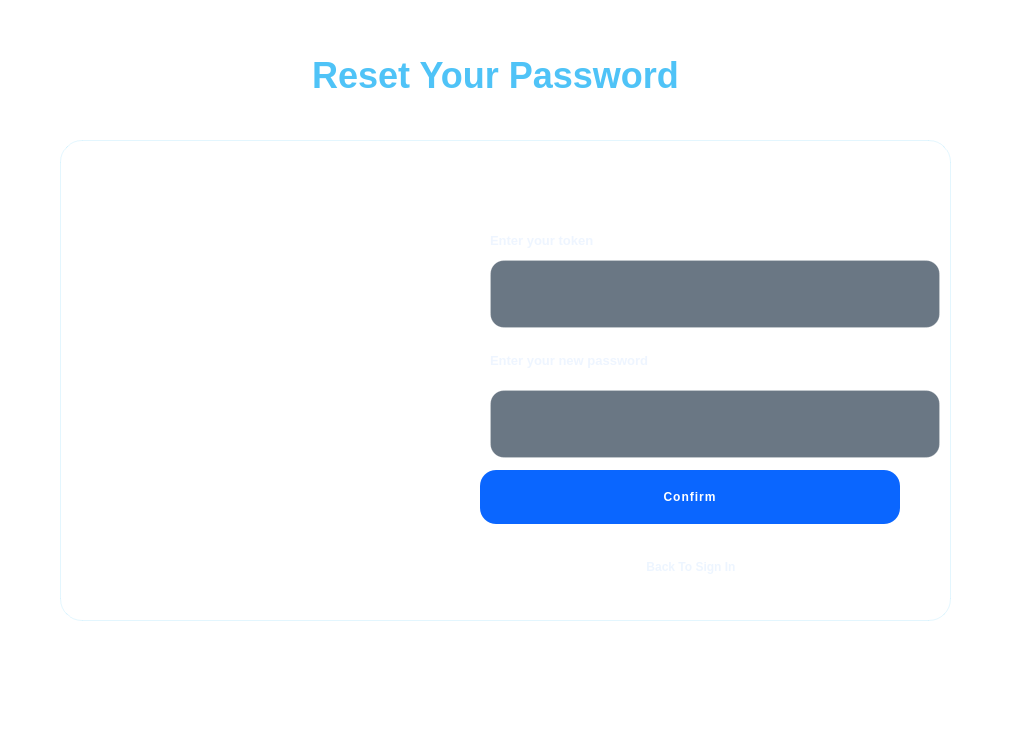
Above: staff CRUD/Bort.ui from fatmaelmili/Smart-fishing-port-application before the change. Below: the same form after it.
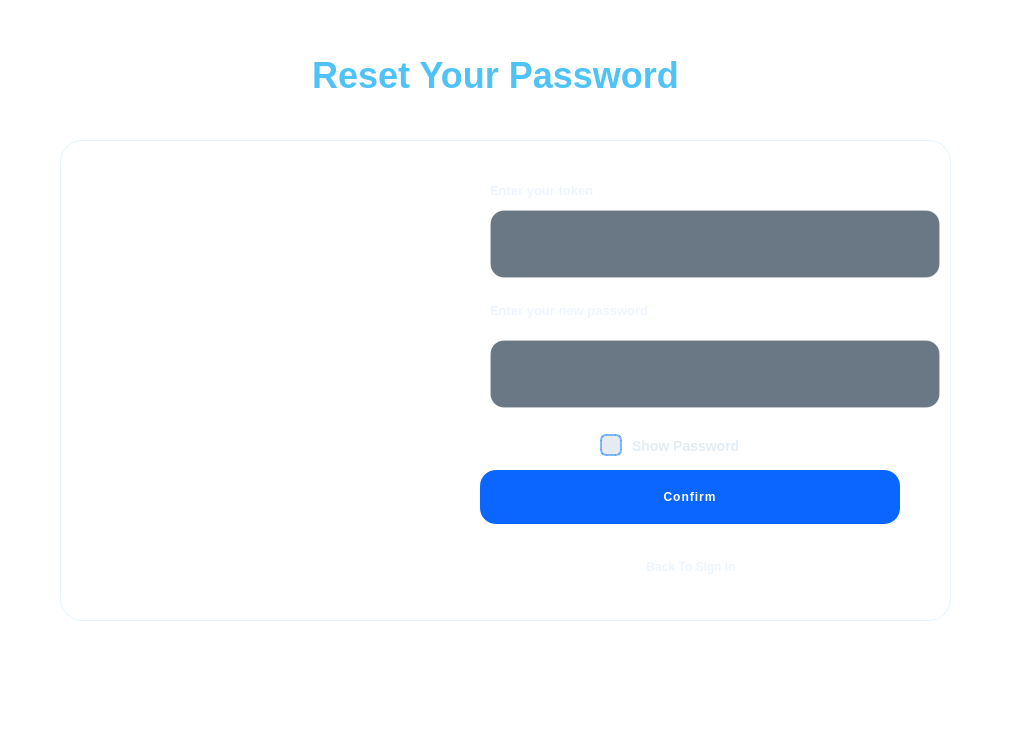
That is the form after the change. The open tabs and pages were chosen to show the change. Icons and pictures are not drawn.

Commit message: correction forgot pass

```diff
--- a/staff CRUD/Bort.ui
+++ b/staff CRUD/Bort.ui
@@ -3385,7 +3385,26 @@
     border: 1px solid rgba(79,195,247,0.35);
     color: #4fc3f7;
 }
-</string>
+
+QCheckBox#showPassCheckR  {
+    color: rgba(220, 232, 242, 0.80);
+    font-size: 10.5pt;
+    font-weight: 600;
+    spacing: 10px;
+}
+
+QCheckBox#showPassCheckR::indicator {
+    width: 18px;
+    height: 18px;
+    border-radius: 6px;
+    border: 2px solid rgba(77, 159, 254, 0.70);
+    background-color: rgba(0, 44, 114, 0.10);
+}
+
+QCheckBox#showPassCheckR::indicator:checked {
+    background-color: #4D9FFE;
+    border: 2px solid #4D9FFE;
+}</string>
      </property>
      <widget class="QWidget" name="layoutWidget_14">
       <property name="geometry">
@@ -3443,7 +3462,7 @@
            <property name="geometry">
             <rect>
              <x>60</x>
-             <y>90</y>
+             <y>40</y>
              <width>391</width>
              <height>20</height>
             </rect>
@@ -3456,7 +3475,7 @@
            <property name="geometry">
             <rect>
              <x>60</x>
-             <y>120</y>
+             <y>70</y>
              <width>450</width>
              <height>68</height>
             </rect>
@@ -3504,7 +3523,7 @@
            <property name="geometry">
             <rect>
              <x>60</x>
-             <y>210</y>
+             <y>160</y>
              <width>391</width>
              <height>20</height>
             </rect>
@@ -3517,7 +3536,7 @@
            <property name="geometry">
             <rect>
              <x>60</x>
-             <y>250</y>
+             <y>200</y>
              <width>450</width>
              <height>68</height>
             </rect>
@@ -3535,6 +3554,19 @@
             </size>
            </property>
           </widget>
+          <widget class="QCheckBox" name="showPassCheckR">
+           <property name="geometry">
+            <rect>
+             <x>170</x>
+             <y>280</y>
+             <width>354</width>
+             <height>51</height>
+            </rect>
+           </property>
+           <property name="text">
+            <string>Show Password</string>
+           </property>
+          </widget>
          </widget>
         </widget>
        </item>
```
Left out of the diff: 4 changed lines with no effect on the pictures. The commit also changes 2 other files.
